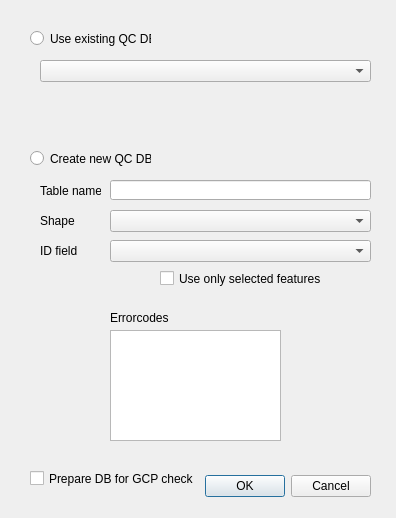
Qt form HotStepper/ui_HotStepper_settings.ui (Kortforsyningen/QGIS-HotStepper) before a commit.
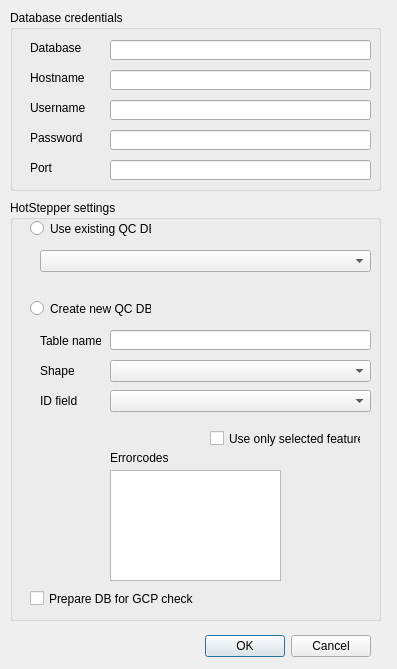
The same form after that commit.

Commit message: Removed hard-coded DB credentials and added DB credentials section in settings

```diff
--- a/HotStepper/ui_HotStepper_settings.ui
+++ b/HotStepper/ui_HotStepper_settings.ui
@@ -6,8 +6,8 @@
    <rect>
     <x>0</x>
     <y>0</y>
-    <width>396</width>
-    <height>518</height>
+    <width>397</width>
+    <height>669</height>
    </rect>
   </property>
   <property name="windowTitle">
@@ -17,7 +17,7 @@
    <property name="geometry">
     <rect>
      <x>30</x>
-     <y>470</y>
+     <y>630</y>
      <width>341</width>
      <height>32</height>
     </rect>
@@ -29,80 +29,174 @@
     <set>QDialogButtonBox::Cancel|QDialogButtonBox::Ok</set>
    </property>
   </widget>
-  <widget class="QComboBox" name="inShapeA">
+  <widget class="QGroupBox" name="groupBoxCredentials">
    <property name="geometry">
     <rect>
-     <x>110</x>
-     <y>210</y>
+     <x>10</x>
+     <y>10</y>
+     <width>371</width>
+     <height>181</height>
+    </rect>
+   </property>
+   <property name="title">
+    <string>Database credentials</string>
+   </property>
+   <widget class="QLineEdit" name="db_name">
+    <property name="geometry">
+     <rect>
+      <x>100</x>
+      <y>30</y>
      <width>261</width>
-     <height>22</height>
+      <height>20</height>
     </rect>
    </property>
   </widget>
-  <widget class="QLineEdit" name="inTableName">
+   <widget class="QLabel" name="label_5">
    <property name="geometry">
     <rect>
-     <x>110</x>
-     <y>180</y>
+      <x>20</x>
+      <y>30</y>
+      <width>101</width>
+      <height>16</height>
+     </rect>
+    </property>
+    <property name="text">
+     <string>Database</string>
+    </property>
+   </widget>
+   <widget class="QLineEdit" name="db_host">
+    <property name="geometry">
+     <rect>
+      <x>100</x>
+      <y>60</y>
      <width>261</width>
      <height>20</height>
     </rect>
+    </property>
+   </widget>
+   <widget class="QLabel" name="label_6">
+    <property name="geometry">
+     <rect>
+      <x>20</x>
+      <y>60</y>
+      <width>101</width>
+      <height>16</height>
+     </rect>
+    </property>
+    <property name="text">
+     <string>Hostname</string>
+    </property>
+   </widget>
+   <widget class="QLineEdit" name="db_user">
+    <property name="geometry">
+     <rect>
+      <x>100</x>
+      <y>90</y>
+      <width>261</width>
+      <height>20</height>
+     </rect>
+    </property>
+   </widget>
+   <widget class="QLabel" name="label_7">
+    <property name="geometry">
+     <rect>
+      <x>20</x>
+      <y>90</y>
+      <width>101</width>
+      <height>16</height>
+     </rect>
+    </property>
+    <property name="text">
+     <string>Username</string>
+    </property>
+   </widget>
+   <widget class="QLineEdit" name="db_password">
+    <property name="geometry">
+     <rect>
+      <x>100</x>
+      <y>120</y>
+      <width>261</width>
+      <height>20</height>
+     </rect>
+    </property>
+   </widget>
+   <widget class="QLabel" name="label_8">
+    <property name="geometry">
+     <rect>
+      <x>20</x>
+      <y>120</y>
+      <width>101</width>
+      <height>16</height>
+     </rect>
+    </property>
+    <property name="text">
+     <string>Password</string>
+    </property>
+   </widget>
+   <widget class="QLineEdit" name="db_port">
+    <property name="geometry">
+     <rect>
+      <x>100</x>
+      <y>150</y>
+      <width>261</width>
+      <height>20</height>
+     </rect>
+    </property>
+   </widget>
+   <widget class="QLabel" name="label_9">
+    <property name="geometry">
+     <rect>
+      <x>20</x>
+      <y>150</y>
+      <width>101</width>
+      <height>16</height>
+     </rect>
+    </property>
+    <property name="text">
+     <string>Port</string>
+    </property>
+   </widget>
+  </widget>
+  <widget class="QGroupBox" name="groupBoxSettings">
+   <property name="geometry">
+    <rect>
+     <x>10</x>
+     <y>200</y>
+     <width>371</width>
+     <height>421</height>
+    </rect>
+   </property>
+   <property name="title">
+    <string>HotStepper settings</string>
+   </property>
+   <widget class="QCheckBox" name="checkBoxGCP">
+    <property name="geometry">
+     <rect>
+      <x>20</x>
+      <y>390</y>
+      <width>171</width>
+      <height>17</height>
+     </rect>
+    </property>
+    <property name="text">
+     <string>Prepare DB for GCP check</string>
    </property>
   </widget>
   <widget class="QTextEdit" name="textEdit">
    <property name="geometry">
     <rect>
-     <x>110</x>
-     <y>330</y>
+      <x>100</x>
+      <y>270</y>
      <width>171</width>
      <height>111</height>
     </rect>
    </property>
   </widget>
-  <widget class="QLabel" name="label_2">
-   <property name="geometry">
-    <rect>
-     <x>40</x>
-     <y>180</y>
-     <width>61</width>
-     <height>21</height>
-    </rect>
-   </property>
-   <property name="text">
-    <string>Table name</string>
-   </property>
-  </widget>
-  <widget class="QLabel" name="label_3">
-   <property name="geometry">
-    <rect>
-     <x>40</x>
-     <y>210</y>
-     <width>46</width>
-     <height>21</height>
-    </rect>
-   </property>
-   <property name="text">
-    <string>Shape</string>
-   </property>
-  </widget>
-  <widget class="QRadioButton" name="radioButton_2">
-   <property name="geometry">
-    <rect>
-     <x>30</x>
-     <y>150</y>
-     <width>121</width>
-     <height>17</height>
-    </rect>
-   </property>
-   <property name="text">
-    <string>Create new QC DB</string>
-   </property>
-  </widget>
   <widget class="QLabel" name="label">
    <property name="geometry">
     <rect>
-     <x>110</x>
-     <y>310</y>
+      <x>100</x>
+      <y>250</y>
      <width>71</width>
      <height>16</height>
     </rect>
@@ -114,9 +208,9 @@
   <widget class="QCheckBox" name="useSelectedA">
    <property name="geometry">
     <rect>
-     <x>160</x>
-     <y>270</y>
-     <width>181</width>
+      <x>200</x>
+      <y>230</y>
+      <width>151</width>
      <height>17</height>
     </rect>
    </property>
@@ -124,21 +218,11 @@
     <string>Use only selected features</string>
    </property>
   </widget>
-  <widget class="QComboBox" name="inField1">
-   <property name="geometry">
-    <rect>
-     <x>110</x>
-     <y>240</y>
-     <width>261</width>
-     <height>22</height>
-    </rect>
-   </property>
-  </widget>
   <widget class="QLabel" name="label_4">
    <property name="geometry">
     <rect>
-     <x>40</x>
-     <y>240</y>
+      <x>30</x>
+      <y>190</y>
      <width>46</width>
      <height>21</height>
     </rect>
@@ -147,42 +231,102 @@
     <string>ID field</string>
    </property>
   </widget>
-  <widget class="QRadioButton" name="radioButton">
+   <widget class="QLabel" name="label_3">
    <property name="geometry">
     <rect>
      <x>30</x>
-     <y>30</y>
+      <y>160</y>
+      <width>46</width>
+      <height>21</height>
+     </rect>
+    </property>
+    <property name="text">
+     <string>Shape</string>
+    </property>
+   </widget>
+   <widget class="QLabel" name="label_2">
+    <property name="geometry">
+     <rect>
+      <x>30</x>
+      <y>130</y>
+      <width>61</width>
+      <height>21</height>
+     </rect>
+    </property>
+    <property name="text">
+     <string>Table name</string>
+    </property>
+   </widget>
+   <widget class="QComboBox" name="inField1">
+    <property name="geometry">
+     <rect>
+      <x>100</x>
+      <y>190</y>
+      <width>261</width>
+      <height>22</height>
+     </rect>
+    </property>
+   </widget>
+   <widget class="QComboBox" name="inShapeA">
+    <property name="geometry">
+     <rect>
+      <x>100</x>
+      <y>160</y>
+      <width>261</width>
+      <height>22</height>
+     </rect>
+    </property>
+   </widget>
+   <widget class="QLineEdit" name="inTableName">
+    <property name="geometry">
+     <rect>
+      <x>100</x>
+      <y>130</y>
+      <width>261</width>
+      <height>20</height>
+     </rect>
+    </property>
+   </widget>
+   <widget class="QRadioButton" name="radioButton_2">
+    <property name="geometry">
+     <rect>
+      <x>20</x>
+      <y>100</y>
      <width>121</width>
      <height>17</height>
     </rect>
    </property>
    <property name="text">
-    <string>Use existing QC DB</string>
+     <string>Create new QC DB</string>
    </property>
   </widget>
   <widget class="QComboBox" name="inTableA">
    <property name="geometry">
     <rect>
-     <x>40</x>
-     <y>60</y>
+      <x>30</x>
+      <y>50</y>
      <width>331</width>
      <height>22</height>
     </rect>
    </property>
   </widget>
-  <widget class="QCheckBox" name="checkBoxGCP">
+   <widget class="QRadioButton" name="radioButton">
    <property name="geometry">
     <rect>
-     <x>30</x>
-     <y>470</y>
-     <width>171</width>
+      <x>20</x>
+      <y>20</y>
+      <width>121</width>
      <height>17</height>
     </rect>
    </property>
    <property name="text">
-    <string>Prepare DB for GCP check</string>
-   </property>
-  </widget>
+     <string>Use existing QC DB</string>
+    </property>
+   </widget>
+  </widget>
+  <zorder>groupBoxSettings</zorder>
+  <zorder>button_box</zorder>
+  <zorder>groupBoxCredentials</zorder>
  </widget>
  <resources/>
  <connections>
```
Lines whose indentation alone changed are shown as unchanged. The commit also changes 20 other files.
